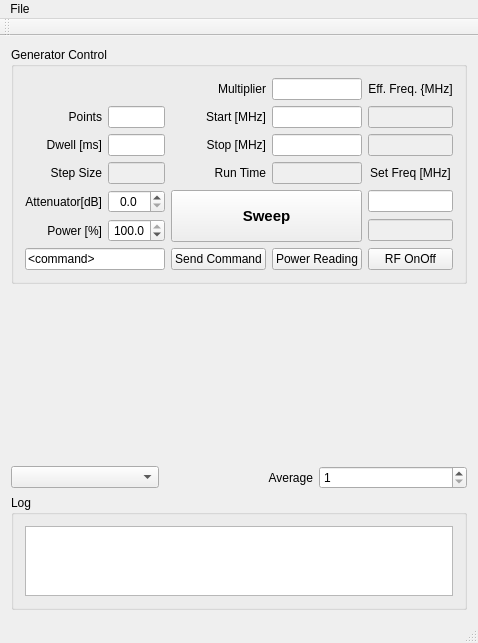
Qt form mainwindow.ui (TripletESR/DNP100GHz) before a commit.
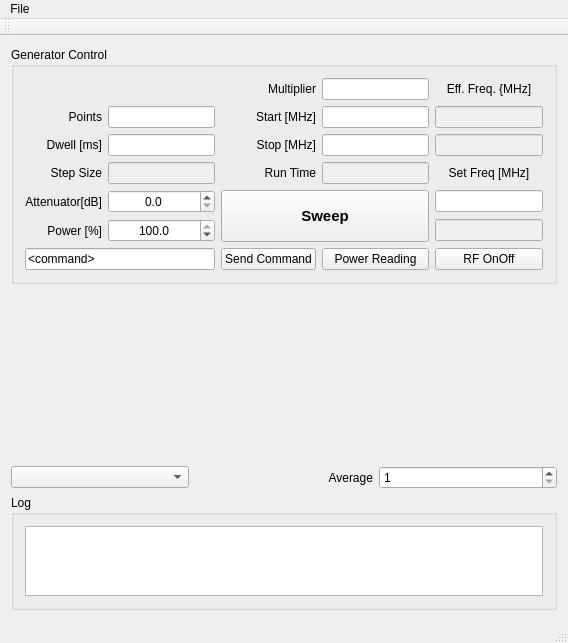
The same form after that commit. Custom widgets are drawn as their Qt base class.

Diff of the .ui file:
```diff
--- a/mainwindow.ui
+++ b/mainwindow.ui
@@ -6,7 +6,7 @@
    <rect>
     <x>0</x>
     <y>0</y>
-    <width>444</width>
+    <width>568</width>
     <height>643</height>
    </rect>
   </property>
@@ -321,7 +321,7 @@
     <rect>
      <x>0</x>
      <y>0</y>
-     <width>444</width>
+     <width>568</width>
      <height>21</height>
     </rect>
    </property>
```
